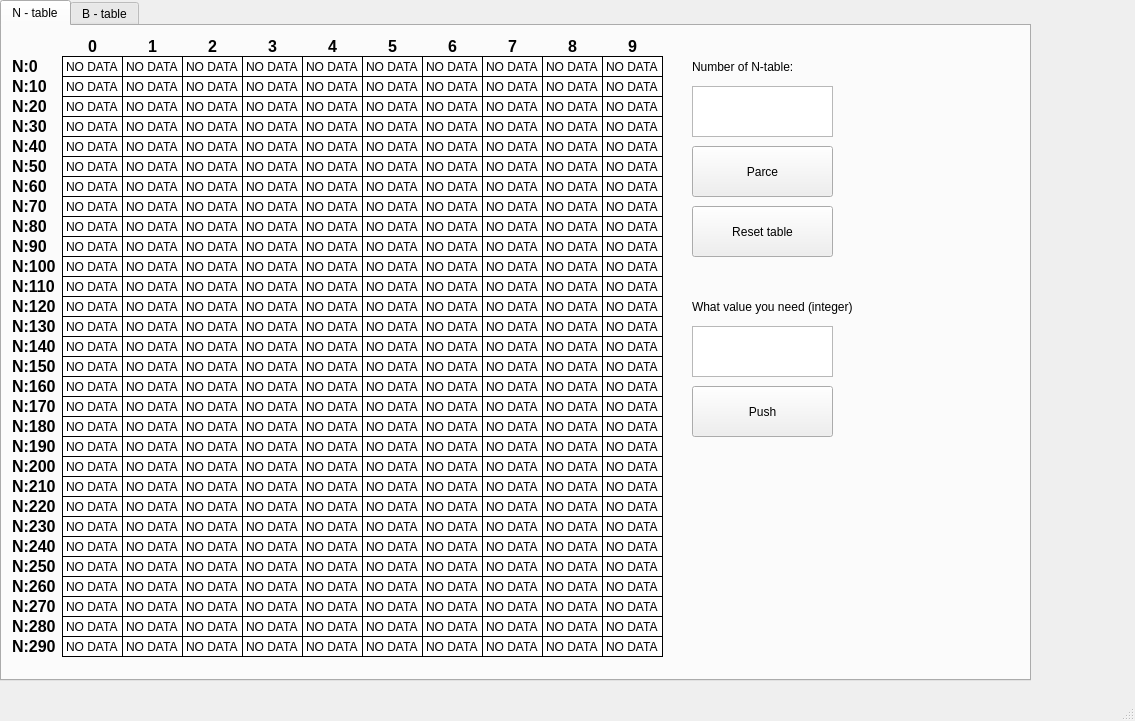
The window that parcing/parcing.ui (ErmekZhumagulov/aseptic-scada) describes before a commit, drawn with Qt 5.
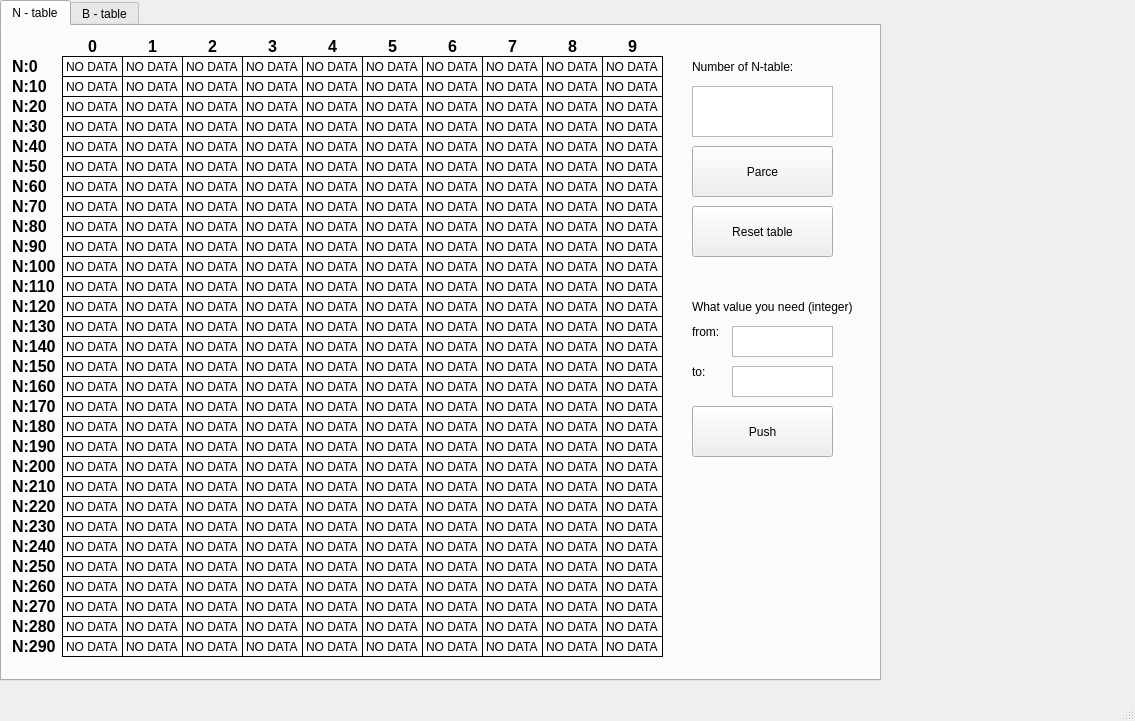
The same window after the commit.

Commit message: before testing parcing

Diff of the .ui file:
```diff
--- a/parcing/parcing.ui
+++ b/parcing/parcing.ui
@@ -19,7 +19,7 @@
      <rect>
       <x>0</x>
       <y>0</y>
-      <width>1031</width>
+      <width>881</width>
       <height>681</height>
      </rect>
     </property>
@@ -6535,10 +6535,10 @@
      <widget class="QTextEdit" name="textEdit_2">
       <property name="geometry">
        <rect>
-        <x>690</x>
+        <x>730</x>
         <y>300</y>
-        <width>141</width>
-        <height>51</height>
+        <width>101</width>
+        <height>31</height>
        </rect>
       </property>
      </widget>
@@ -6546,7 +6546,7 @@
       <property name="geometry">
        <rect>
         <x>690</x>
-        <y>360</y>
+        <y>380</y>
         <width>141</width>
         <height>51</height>
        </rect>
@@ -6555,6 +6555,42 @@
        <string>Push</string>
       </property>
      </widget>
+     <widget class="QLabel" name="label_430">
+      <property name="geometry">
+       <rect>
+        <x>690</x>
+        <y>290</y>
+        <width>71</width>
+        <height>31</height>
+       </rect>
+      </property>
+      <property name="text">
+       <string>from:</string>
+      </property>
+     </widget>
+     <widget class="QLabel" name="label_431">
+      <property name="geometry">
+       <rect>
+        <x>690</x>
+        <y>330</y>
+        <width>71</width>
+        <height>31</height>
+       </rect>
+      </property>
+      <property name="text">
+       <string>to:</string>
+      </property>
+     </widget>
+     <widget class="QTextEdit" name="textEdit_3">
+      <property name="geometry">
+       <rect>
+        <x>730</x>
+        <y>340</y>
+        <width>101</width>
+        <height>31</height>
+       </rect>
+      </property>
+     </widget>
     </widget>
     <widget class="QWidget" name="tab_2">
      <attribute name="title">
```
The commit also changes 1 other file.
